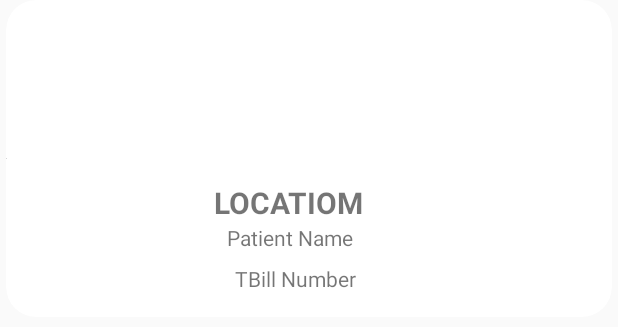
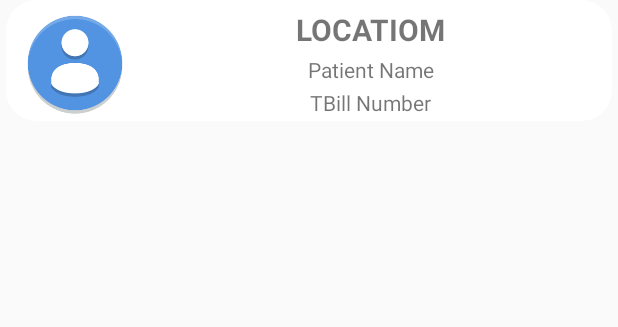
Before and after one commit to AgnellusX1/BVH-PharmacyApp, an Android app: the layout normal_card.xml on its own in the app's theme, with its tools: preview values and no code run, on a phone screen of 412 x 824 dp. Shown: the top 327 px of the screen. Run offline under Robolectric (Android 15) with nearby library versions, the phone set to English and light mode, and no system bars.

Commit message:
Fix:auto-update of recycler. Update:Added icons for cardViews, updated Round Button,Application Launcher Icon. Development: Nurse Validation.

```diff
--- a/app/src/main/AndroidManifest.xml
+++ b/app/src/main/AndroidManifest.xml
@@ -11,7 +11,7 @@
 
     <application
         android:allowBackup="true"
-        android:icon="@mipmap/ic_launcher"
+        android:icon="@drawable/app"
         android:label="@string/app_name"
         android:roundIcon="@mipmap/ic_launcher_round"
         android:supportsRtl="true"
--- a/app/src/main/java/com/agnellusx1/pharmacy/MainActivity.java
+++ b/app/src/main/java/com/agnellusx1/pharmacy/MainActivity.java
@@ -150,6 +150,7 @@ public class MainActivity extends AppCompatActivity
                         {
                             z = "Invalid Credentials!";
                             isSuccess = false;
+                            con.close();
                         }
                     }
                 }
--- a/app/src/main/java/com/agnellusx1/pharmacy/Tabs/NormalTab.java
+++ b/app/src/main/java/com/agnellusx1/pharmacy/Tabs/NormalTab.java
@@ -45,9 +45,11 @@ public class NormalTab extends Fragment {
     }
 
 
+
     @Override
     public View onCreateView(LayoutInflater inflater, ViewGroup container,
                              Bundle savedInstanceState) {
+
         // Inflate the layout for this fragment
         View view=inflater.inflate(R.layout.fragment_normal_tab, container, false);
 
--- a/app/src/main/res/layout/fragment_dashboard_list.xml
+++ b/app/src/main/res/layout/fragment_dashboard_list.xml
@@ -22,13 +22,12 @@
         android:id="@+id/tabs"
         android:layout_width="match_parent"
         android:layout_height="wrap_content"
-        android:layout_marginTop="8dp"
+        android:elevation="10dp"
         app:layout_constraintBottom_toTopOf="@id/viewpager"
         app:layout_constraintEnd_toEndOf="parent"
         app:layout_constraintStart_toStartOf="parent"
         app:layout_constraintTop_toTopOf="parent"
-        app:tabMode="fixed"
-        android:elevation="10dp">
+        app:tabMode="fixed">
 
     </com.google.android.material.tabs.TabLayout>
 
--- a/app/src/main/res/layout/normal_card.xml
+++ b/app/src/main/res/layout/normal_card.xml
@@ -15,54 +15,53 @@
     <androidx.constraintlayout.widget.ConstraintLayout
         android:id="@+id/naturalCard"
         android:layout_width="match_parent"
-        android:layout_height="match_parent">
+        android:layout_height="match_parent"
+        android:paddingTop="3dp">
 
-
-        <ImageView
-            android:id="@+id/cardIcon"
-            android:layout_width="wrap_content"
-            android:layout_height="wrap_content"
-            app:layout_constraintBottom_toBottomOf="parent"
-            app:layout_constraintStart_toStartOf="parent"
-            app:layout_constraintTop_toTopOf="parent"
-            tools:srcCompat="@tools:sample/avatars" />
 
         <TextView
             android:id="@+id/location"
             android:layout_width="wrap_content"
             android:layout_height="wrap_content"
-            android:layout_marginTop="16dp"
             android:text="Locatiom"
             android:textAllCaps="true"
             android:textSize="20dp"
             android:textStyle="bold"
+
             app:layout_constraintBottom_toTopOf="@+id/pName"
             app:layout_constraintEnd_toEndOf="parent"
-            app:layout_constraintHorizontal_bias="0.454"
-            app:layout_constraintStart_toEndOf="@id/cardIcon"
-            app:layout_constraintTop_toTopOf="@id/cardIcon"
-            app:layout_constraintVertical_bias="0.0" />
+            app:layout_constraintStart_toEndOf="@+id/imageView2"
+            app:layout_constraintTop_toTopOf="parent" />
 
         <TextView
             android:id="@+id/billNo"
-            android:layout_width="wrap_content"
-            android:layout_height="wrap_content"
-            android:layout_marginBottom="16dp"
+            android:layout_width="191dp"
+            android:layout_height="19dp"
             android:text="TBill Number"
+            android:textAlignment="center"
             app:layout_constraintBottom_toBottomOf="parent"
             app:layout_constraintEnd_toEndOf="parent"
-            app:layout_constraintHorizontal_bias="0.471"
-            app:layout_constraintStart_toEndOf="@id/cardIcon" />
+            app:layout_constraintStart_toEndOf="@+id/imageView2"
+            app:layout_constraintTop_toBottomOf="@+id/pName" />
 
         <TextView
             android:id="@+id/pName"
             android:layout_width="wrap_content"
             android:layout_height="wrap_content"
-            android:layout_marginBottom="8dp"
             android:text="Patient Name"
             app:layout_constraintBottom_toTopOf="@+id/billNo"
             app:layout_constraintEnd_toEndOf="parent"
-            app:layout_constraintHorizontal_bias="0.46"
-            app:layout_constraintStart_toEndOf="@id/cardIcon" />
+            app:layout_constraintStart_toEndOf="@+id/imageView2"
+            app:layout_constraintTop_toBottomOf="@+id/location" />
+
+        <ImageView
+            android:id="@+id/imageView2"
+            android:layout_width="72dp"
+            android:layout_height="77dp"
+            android:layout_marginLeft="10dp"
+            app:layout_constraintBottom_toBottomOf="parent"
+            app:layout_constraintStart_toStartOf="parent"
+            app:layout_constraintTop_toTopOf="parent"
+            app:srcCompat="@drawable/patientv24" />
     </androidx.constraintlayout.widget.ConstraintLayout>
 </androidx.cardview.widget.CardView>
```
Also changed, not shown: app/src/main/java/com/agnellusx1/pharmacy/Adapters/NormalAdapter.java (+89 -2 lines), app/src/main/java/com/agnellusx1/pharmacy/AddItems.java (+13 -5 lines), app/src/main/java/com/agnellusx1/pharmacy/Dashboard.java (+19 -4 lines), app/src/main/java/com/agnellusx1/pharmacy/DashboardList.java (+58 -0 lines), app/src/main/res/layout/activity_dashboard.xml (+16 -15 lines), app/src/main/res/layout/add_item_card.xml (+9 -8 lines), app/src/main/res/drawable-v24/app.png (added), app/src/main/res/drawable-v24/patientv24.png (added).
